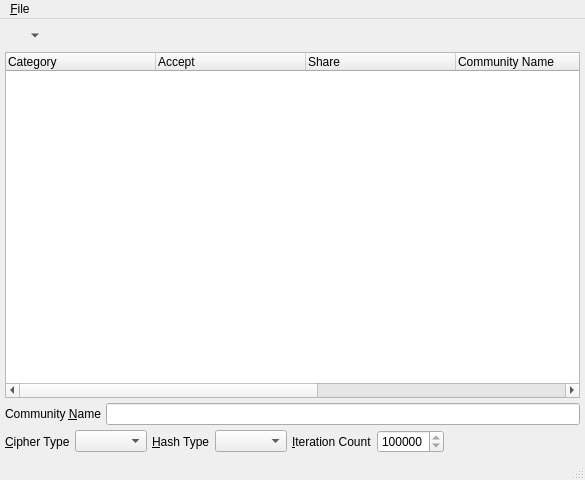
First picture: the form in branches/trunk/UI/echo-key-share.ui, repository textbrowser/spot-on, before the edit.
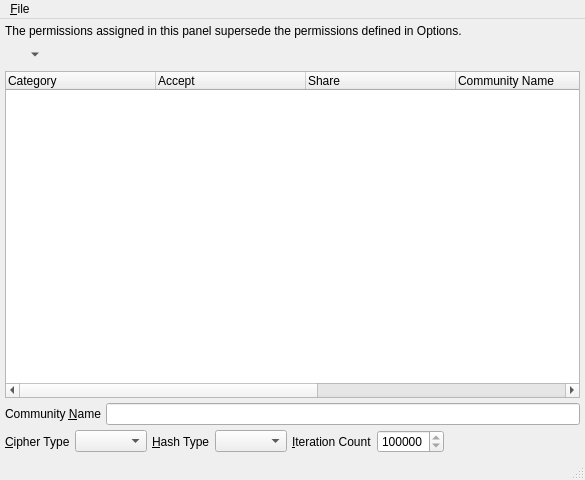
Second picture: the form after the edit. Icons and pictures are not drawn.

Commit message: New labels. Populate URL filters after an initial configuration.

```diff
--- a/branches/trunk/UI/echo-key-share.ui
+++ b/branches/trunk/UI/echo-key-share.ui
@@ -22,6 +22,16 @@
     <property name="margin">
      <number>5</number>
     </property>
+    <item>
+     <widget class="QLabel" name="label_2">
+      <property name="text">
+       <string>The permissions assigned in this panel supersede the permissions defined in Options.</string>
+      </property>
+      <property name="wordWrap">
+       <bool>true</bool>
+      </property>
+     </widget>
+    </item>
     <item>
      <layout class="QHBoxLayout" name="horizontalLayout_7">
       <property name="spacing">
```
Left out of the diff: 2 changed lines with no effect on the pictures. The commit also changes 2 other files.
